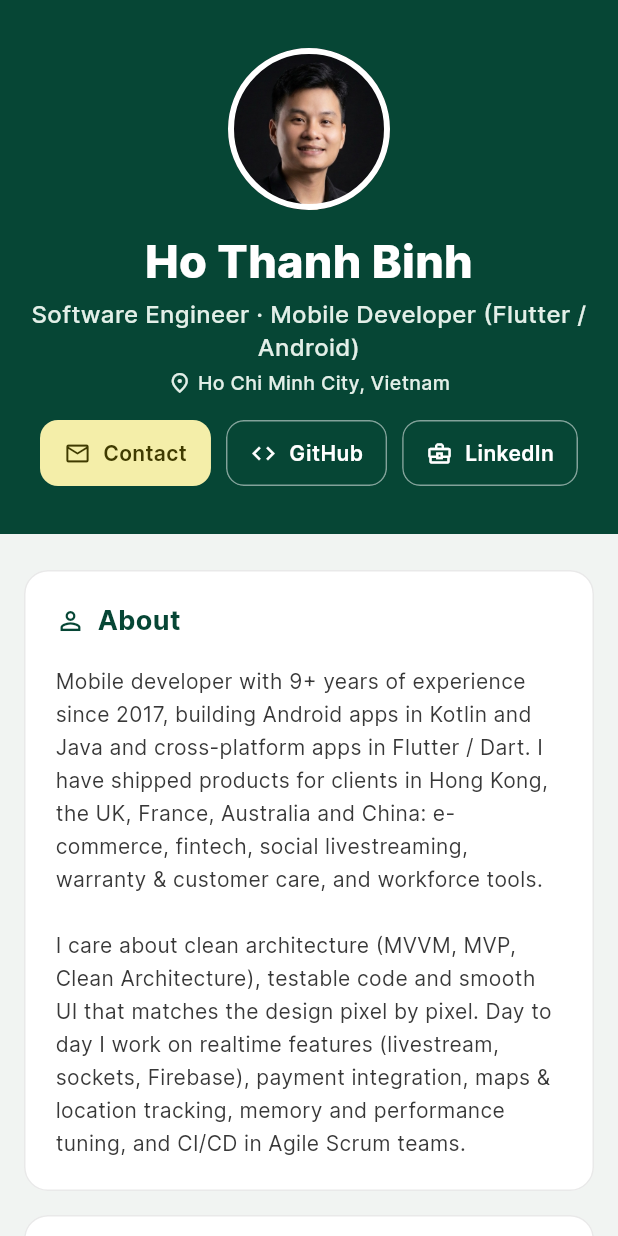
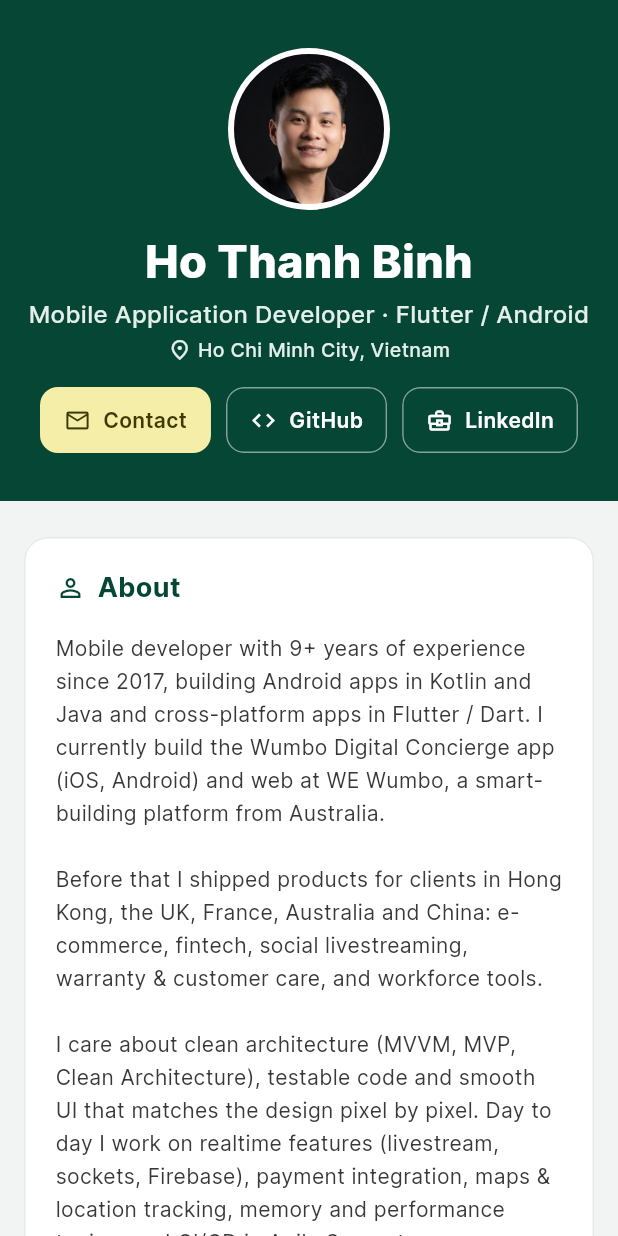
Before and after one commit to binhhoit/binhhoit.github.io, a Flutter app: the screen it shows after launch, on a phone screen of 412 x 824 dp. Run offline on Flutter 3.47's test engine with Material 3 defaults, Android fonts, the phone set to English and light mode, and no system bars.

Commit message:
Update experience from LinkedIn: WE Wumbo, ComplyFlowSoft, education

```diff
--- a/presentation/lib/screen/profile/profile_data.dart
+++ b/presentation/lib/screen/profile/profile_data.dart
@@ -1,17 +1,20 @@
 import 'package:flutter/material.dart';
 
 /// All profile content lives in this file — edit it and the page updates.
-/// Source: CV (Nov 2024) + public GitHub repos. Private details (address, birthday, phone) are left out on purpose.
+/// Source: LinkedIn timeline, CV (Nov 2024) and public GitHub repos.
+/// Private details (address, birthday, phone) are left out on purpose.
 const profile = Profile(
   name: 'Ho Thanh Binh',
-  title: 'Software Engineer · Mobile Developer (Flutter / Android)',
+  title: 'Mobile Application Developer · Flutter / Android',
   location: 'Ho Chi Minh City, Vietnam',
   email: 'binhhoit@gmail.com',
   avatarAsset: 'assets/images/avatar.jpg',
   summary:
       'Mobile developer with 9+ years of experience since 2017, building Android apps in Kotlin and Java and '
-      'cross-platform apps in Flutter / Dart. I have shipped products for clients in Hong Kong, the UK, France, '
-      'Australia and China: e-commerce, fintech, social livestreaming, warranty & customer care, and workforce tools.\n\n'
+      'cross-platform apps in Flutter / Dart. I currently build the Wumbo Digital Concierge app (iOS, Android) and '
+      'web at WE Wumbo, a smart-building platform from Australia.\n\n'
+      'Before that I shipped products for clients in Hong Kong, the UK, France, Australia and China: e-commerce, '
+      'fintech, social livestreaming, warranty & customer care, and workforce tools.\n\n'
       'I care about clean architecture (MVVM, MVP, Clean Architecture), testable code and smooth UI that matches the '
       'design pixel by pixel. Day to day I work on realtime features (livestream, sockets, Firebase), payment '
       'integration, maps & location tracking, memory and performance tuning, and CI/CD in Agile Scrum teams.',
@@ -25,7 +28,7 @@ const profile = Profile(
   ],
   skills: [
     SkillGroup(name: 'Languages', items: ['Kotlin', 'Java', 'Dart']),
-    SkillGroup(name: 'Mobile', items: ['Android SDK', 'Flutter', 'Jetpack Compose', 'Material UI', 'Chromebook']),
+    SkillGroup(name: 'Mobile', items: ['Flutter', 'Flutter Web', 'Android SDK', 'Jetpack Compose', 'iOS / SwiftUI']),
     SkillGroup(name: 'Architecture', items: ['MVVM', 'MVP', 'Clean Architecture', 'BLoC', 'Koin', 'Dagger']),
     SkillGroup(name: 'Async & Network', items: ['Coroutines', 'RxJava', 'Retrofit', 'REST API', 'Socket.IO']),
     SkillGroup(
@@ -42,23 +45,47 @@ const profile = Profile(
   ],
   experiences: [
     Experience(
-      role: 'Freelance Flutter / Android Developer',
-      company: 'Self-employed',
-      period: 'Jan 2024 – Present',
-      highlights: [
-        'Build cross-platform apps with Flutter and native Android apps for clients, from UI kit to release.',
-        'Realtime video calls (WebRTC), payment plugins (Datatrans) and location tracking.',
+      role: 'Mobile Application Developer',
+      company: 'WE Wumbo · Full-time · Remote (Melbourne, Australia)',
+      period: 'Mar 2025 – Present',
+      highlights: ['Flutter and Android development for the Wumbo mobile apps and web.'],
+      projects: [
+        WorkProject(
+          name: 'Wumbo Digital Concierge',
+          client: 'Australia',
+          period: 'Mar 2025 – Present',
+          description: 'Resident app for smart residential buildings: building news, facility bookings, parcel '
+              'collection, neighbour groups, defect reporting, home documents, in-home services and rewards.',
+          highlights: [
+            'Build features for the iOS and Android apps with Flutter, plus the company web.',
+            'Owners Corporation tools: resident polls, community space, invoice and quote voting.',
+            'Light / dark themes, a unified Explore hub and streamlined issue reporting and tracking.',
+          ],
+          tags: ['Flutter', 'Dart', 'Android', 'iOS', 'Web'],
+          links: [
+            ProfileLink(
+              label: 'Google Play',
+              url: 'https://play.google.com/store/apps/details?id=io.wumbo.we',
+              icon: Icons.shop_outlined,
+            ),
+            ProfileLink(
+              label: 'App Store',
+              url: 'https://apps.apple.com/vn/app/wumbo-digital-concierge/id1159641039',
+              icon: Icons.phone_iphone,
+            ),
+          ],
+        ),
       ],
     ),
     Experience(
-      role: 'Android / Flutter Developer',
-      company: 'Saigon Technology',
-      period: 'May 2022 – Jan 2024',
+      role: 'Android Developer',
+      company: 'Saigon Technology · Full-time',
+      period: 'May 2022 – Mar 2025',
       projects: [
         WorkProject(
           name: 'Milwaukee',
           client: 'Hong Kong',
-          period: 'Apr 2023 – Jan 2024',
+          period: 'Since Apr 2023',
           team: '14 members',
           description: 'Warranty and customer care app: warranty management, customer feedback, promotions, '
               'region-based content and a supply-chain store locator.',
@@ -86,9 +113,10 @@ const profile = Profile(
       ],
     ),
     Experience(
-      role: 'Android Developer',
-      company: 'Dirox',
-      period: 'Oct 2019 – May 2022',
+      role: 'Mobile Application Developer',
+      company: 'Dirox · Full-time',
+      period: 'Oct 2019 – Jul 2022',
+      highlights: ['Android development while picking up iOS (SwiftUI).'],
       projects: [
         WorkProject(
           name: 'Social Challenge App',
@@ -108,9 +136,10 @@ const profile = Profile(
       ],
     ),
     Experience(
-      role: 'Android Developer',
-      company: 'ComflySoft',
-      period: 'Jan 2019 – Oct 2019',
+      role: 'Android Developer, Research and Development',
+      company: 'ComplyFlowSoft · Full-time',
+      period: 'Nov 2018 – Oct 2019',
+      highlights: ['Compliance apps: Live Access, Muster List live notifications, Comply Flow Inspection.'],
       projects: [
         WorkProject(
           name: 'Airport Staff & Process Manager',
@@ -201,7 +230,14 @@ const profile = Profile(
       url: 'https://github.com/binhhoit/handle_twitter_auth_kotlin',
     ),
   ],
-  education: [],
+  education: [
+    Education(
+      school: 'University of Information Technology',
+      detail: 'Vietnam National University, Ho Chi Minh City',
+      period: 'Sep 2013 – Jul 2017',
+      logoAsset: 'assets/images/uit_logo.jpg',
+    ),
+  ],
   languages: ['Vietnamese — native', 'English — working proficiency'],
 );
 
@@ -277,6 +313,7 @@ class WorkProject {
   final String description;
   final List<String> highlights;
   final List<String> tags;
+  final List<ProfileLink> links;
 
   const WorkProject({
     required this.name,
@@ -286,6 +323,7 @@ class WorkProject {
     this.team,
     this.highlights = const [],
     this.tags = const [],
+    this.links = const [],
   });
 }
 
@@ -300,8 +338,9 @@ class Project {
 
 class Education {
   final String school;
-  final String degree;
+  final String detail;
   final String period;
+  final String? logoAsset;
 
-  const Education({required this.school, required this.degree, required this.period});
+  const Education({required this.school, required this.detail, required this.period, this.logoAsset});
 }
```
Also changed, not shown: presentation/lib/screen/profile/widgets/profile_sections.dart (+42 -7 lines), presentation/assets/images/uit_logo.jpg (added).
